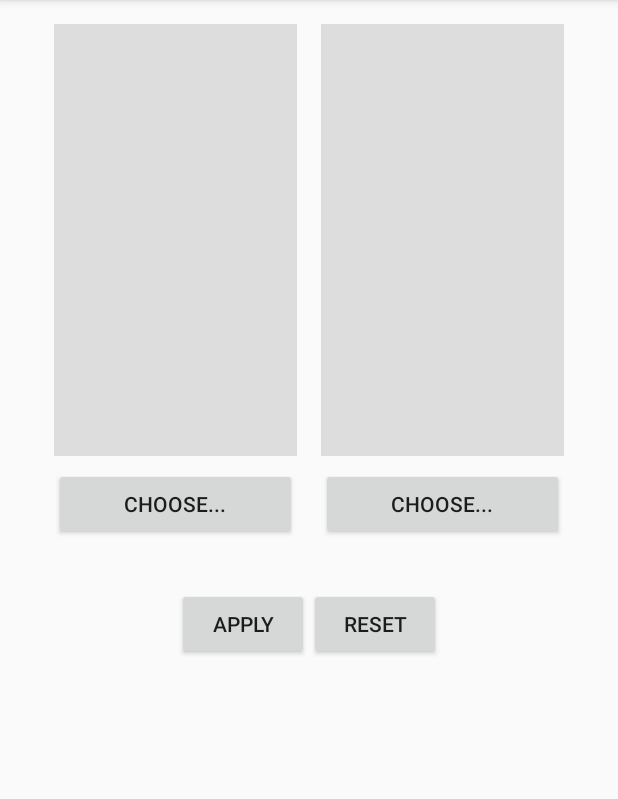
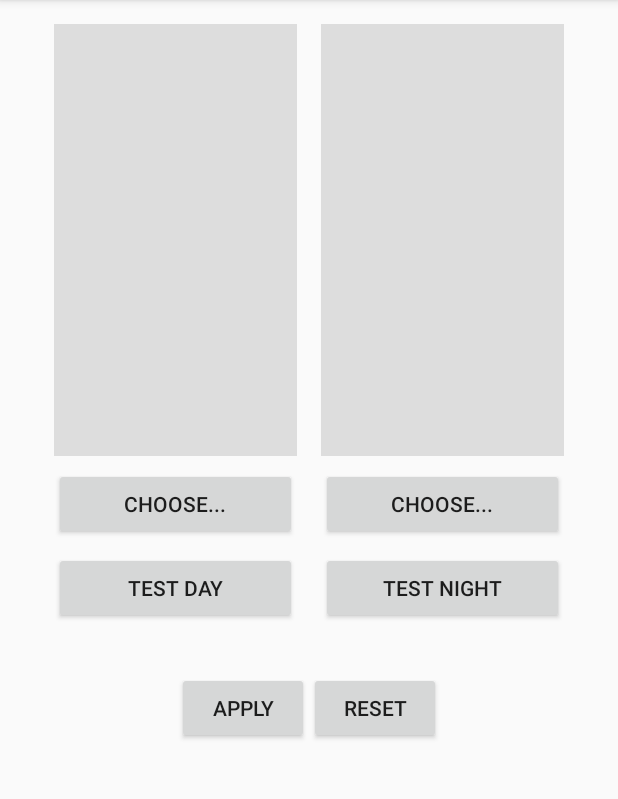
Before and after one commit to kemirea/helios, an Android app: the screen it shows after launch (MainActivity), on a phone screen of 412 x 824 dp, the part 84-883 px from its top. Run offline under Robolectric (Android 15) with nearby library versions, the phone set to English and light mode, and no system bars; libraries missing offline, so code that uses them is left out: com.luckycatlabs.sunrisesunset.

```diff
--- a/app/src/main/AndroidManifest.xml
+++ b/app/src/main/AndroidManifest.xml
@@ -23,6 +23,11 @@
                 <action android:name="android.intent.action.VIEW" />
             </intent-filter>
         </activity>
+        <receiver android:name=".WallpaperBroadcastReceiver"  android:exported="true">
+            <intent-filter>
+                <action android:name="com.kemikalreaktion.helios.ACTION_APPLY_WALLPAPER"/>
+            </intent-filter>
+        </receiver>
     </application>
 
 </manifest>
--- a/app/src/main/java/com/kemikalreaktion/helios/SunCalculator.kt
+++ b/app/src/main/java/com/kemikalreaktion/helios/SunCalculator.kt
@@ -11,6 +11,12 @@ import java.util.*
  * Simplifies the library down to just the methods we need.
  * Allows for better compatibility with modern APIs and Kotlin.
  */
+
+enum class PaperTime {
+    DAY,
+    NIGHT
+}
+
 class SunCalculator(mLocation: Location) {
     private val mCalculator: SunriseSunsetCalculator = SunriseSunsetCalculator(
         com.luckycatlabs.sunrisesunset.dto.Location(mLocation.latitude, mLocation.longitude), TimeZone.getDefault())
--- a/app/src/main/res/layout/activity_main.xml
+++ b/app/src/main/res/layout/activity_main.xml
@@ -70,6 +70,30 @@
                 app:layout_constraintStart_toStartOf="@+id/preview_night"
                 app:layout_constraintTop_toBottomOf="@+id/preview_night"
                 android:onClick="onChooseClicked"/>
+
+        <Button
+                android:id="@+id/button_test_day"
+                android:text="Test Day"
+                android:layout_width="0dp"
+                android:layout_height="wrap_content"
+                android:layout_marginTop="8dp"
+                android:layout_marginBottom="8dp"
+                app:layout_constraintStart_toStartOf="@+id/preview_day"
+                app:layout_constraintEnd_toEndOf="@+id/preview_day"
+                app:layout_constraintTop_toBottomOf="@+id/button_choose_day"
+                android:onClick="onTestClicked"/>
+
+        <Button
+                android:id="@+id/button_test_night"
+                android:text="Test Night"
+                android:layout_width="0dp"
+                android:layout_height="wrap_content"
+                android:layout_marginTop="8dp"
+                android:layout_marginBottom="8dp"
+                app:layout_constraintEnd_toEndOf="@+id/preview_night"
+                app:layout_constraintStart_toStartOf="@+id/preview_night"
+                app:layout_constraintTop_toBottomOf="@+id/button_choose_night"
+                android:onClick="onTestClicked"/>
     </androidx.constraintlayout.widget.ConstraintLayout>
 
     <LinearLayout
@@ -78,9 +102,10 @@
             android:layout_height="wrap_content"
             android:layout_marginStart="8dp"
             android:layout_marginEnd="8dp"
+            android:layout_marginTop="24dp"
             app:layout_constraintEnd_toEndOf="parent"
             app:layout_constraintStart_toStartOf="parent"
-            app:layout_constraintTop_toBottomOf="@id/chooser_layout" android:layout_marginTop="24dp">
+            app:layout_constraintTop_toBottomOf="@id/chooser_layout" >
 
         <Button
                 android:id="@+id/button_apply"
@@ -103,4 +128,18 @@
                 android:onClick="onResetClicked"/>
 
     </LinearLayout>
+
+    <LinearLayout
+            android:id="@+id/test_layout"
+            android:layout_width="wrap_content"
+            android:layout_height="wrap_content"
+            android:layout_marginStart="8dp"
+            android:layout_marginEnd="8dp"
+            android:layout_marginTop="24dp"
+            app:layout_constraintEnd_toEndOf="parent"
+            app:layout_constraintStart_toStartOf="parent"
+            app:layout_constraintTop_toBottomOf="@id/apply_layout">
+
+
+    </LinearLayout>
 </androidx.constraintlayout.widget.ConstraintLayout>
```
Also changed, not shown: app/src/main/java/com/kemikalreaktion/helios/MainActivity.kt (+22 -0 lines), app/src/main/java/com/kemikalreaktion/helios/WallpaperBroadcastReceiver.kt (added, +27 -0 lines), app/src/main/java/com/kemikalreaktion/helios/WallpaperHelper.kt (+8 -5 lines).
